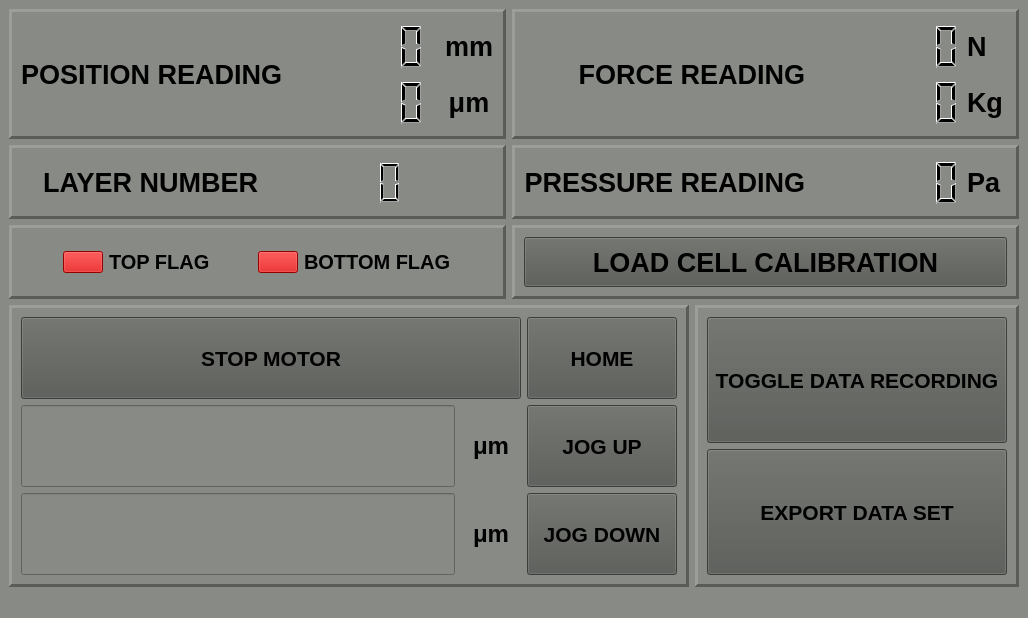
Qt form newBlackBetty.ui (georgeExotic/BlackBetty_v2) before a commit.
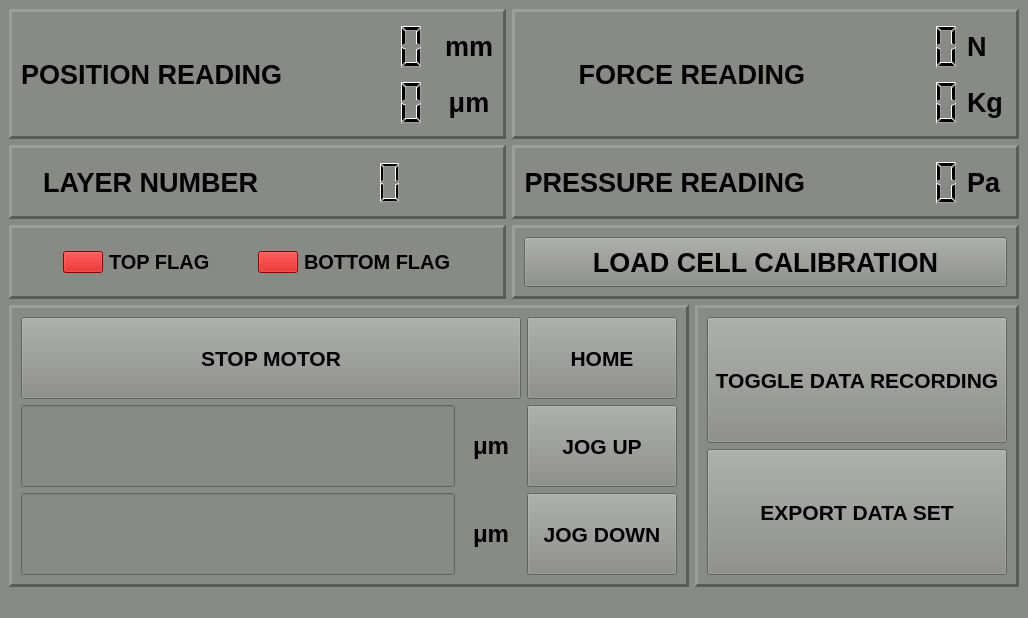
The same form after that commit.

Patch:
```diff
--- a/newBlackBetty.ui
+++ b/newBlackBetty.ui
@@ -26,8 +26,7 @@
    <string>MainWindow</string>
   </property>
   <property name="styleSheet">
-   <string notr="true">background-color: rgb(136, 138, 133);
-color: rgb(0, 0, 0);</string>
+   <string notr="true">background-color: rgb(136, 138, 133);</string>
   </property>
   <widget class="QWidget" name="centralwidget">
    <property name="sizePolicy">
@@ -457,9 +456,6 @@
                  <bold>true</bold>
                 </font>
                </property>
-               <property name="styleSheet">
-                <string notr="true">background-color: rgb(85, 87, 83);</string>
-               </property>
                <property name="text">
                 <string>LOAD CELL CALIBRATION</string>
                </property>
@@ -960,9 +956,6 @@
              <bold>true</bold>
             </font>
            </property>
-           <property name="styleSheet">
-            <string notr="true">background-color: rgb(85, 87, 83);</string>
-           </property>
            <property name="text">
             <string>JOG DOWN</string>
            </property>
@@ -989,9 +982,6 @@
              <bold>true</bold>
             </font>
            </property>
-           <property name="styleSheet">
-            <string notr="true">background-color: rgb(85, 87, 83);</string>
-           </property>
            <property name="text">
             <string>JOG UP</string>
            </property>
@@ -1018,9 +1008,6 @@
              <bold>true</bold>
             </font>
            </property>
-           <property name="styleSheet">
-            <string notr="true">background-color: rgb(85, 87, 83);</string>
-           </property>
            <property name="text">
             <string>HOME</string>
            </property>
@@ -1047,9 +1034,6 @@
              <bold>true</bold>
             </font>
            </property>
-           <property name="styleSheet">
-            <string notr="true">background-color: rgb(85, 87, 83);</string>
-           </property>
            <property name="text">
             <string>STOP MOTOR</string>
            </property>
@@ -1093,9 +1077,6 @@
                <bold>true</bold>
               </font>
              </property>
-             <property name="styleSheet">
-              <string notr="true">background-color: rgb(85, 87, 83);</string>
-             </property>
              <property name="text">
               <string>TOGGLE DATA RECORDING</string>
              </property>
@@ -1122,9 +1103,6 @@
                <bold>true</bold>
               </font>
              </property>
-             <property name="styleSheet">
-              <string notr="true">background-color: rgb(85, 87, 83);</string>
-             </property>
              <property name="text">
               <string>EXPORT DATA SET</string>
              </property>
```
